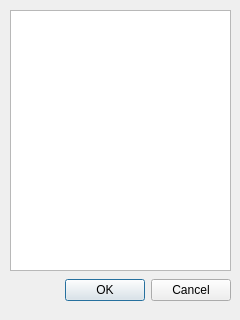
stefanmarjanovic/Query-Builder-2, file wherebox.ui: the form before one commit.
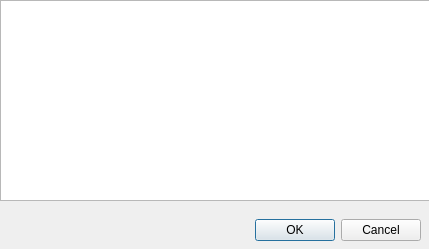
The form after the commit.

Commit message: add-columns-dialog-box

Diff of the .ui file:
```diff
--- a/wherebox.ui
+++ b/wherebox.ui
@@ -6,8 +6,8 @@
    <rect>
     <x>0</x>
     <y>0</y>
-    <width>240</width>
-    <height>320</height>
+    <width>429</width>
+    <height>249</height>
    </rect>
   </property>
   <property name="windowTitle">
@@ -16,8 +16,8 @@
   <widget class="QDialogButtonBox" name="buttonBox">
    <property name="geometry">
     <rect>
-     <x>10</x>
-     <y>270</y>
+     <x>200</x>
+     <y>210</y>
      <width>221</width>
      <height>41</height>
     </rect>
@@ -32,10 +32,10 @@
   <widget class="QTextEdit" name="textEdit">
    <property name="geometry">
     <rect>
-     <x>10</x>
-     <y>10</y>
-     <width>221</width>
-     <height>261</height>
+     <x>0</x>
+     <y>0</y>
+     <width>431</width>
+     <height>201</height>
     </rect>
    </property>
   </widget>
```
Left out of the diff: 8 changed lines with no effect on the pictures. The commit also changes 4 other files.
